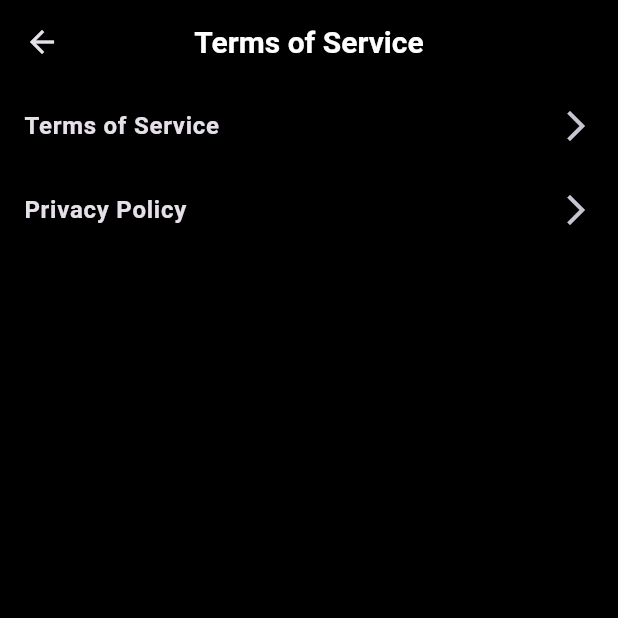
After one commit to caovanhoang63/ani4h_app, a Flutter app: the SettingScreen screen opened by its route, after a tap on "Terms of Service", on a phone screen of 412 x 824 dp, the top half of it. The commit adds this screen. Run offline on Flutter 3.47's test engine with Material 3 defaults, Android fonts, the light colour scheme and no system bars; our stand-ins replace carousel_slider, dio, flutter_riverpod, flutter_secure_storage, freezed_annotation, go_router and 2 more; missing offline and left inert: dio_http_formatter; accounts and stored records are empty; generated files the repository leaves out were written again; network calls fail.

Commit message:
add terms of service screen

```diff
--- a/lib/core/route/go_router_provider.dart
+++ b/lib/core/route/go_router_provider.dart
@@ -3,6 +3,7 @@ import 'package:ani4h_app/features/main/presentation/ui/main_screen.dart';
 import 'package:ani4h_app/features/login/presentation/ui/login_screen.dart';
 import 'package:ani4h_app/features/profile/presentation/ui/account_screen.dart';
 import 'package:ani4h_app/features/profile/presentation/ui/setting_screen.dart';
+import 'package:ani4h_app/features/profile/presentation/ui/terms_of_service_screen.dart';
 import 'package:ani4h_app/features/signup/presentation/ui/login_screen.dart';
 import 'package:flutter_riverpod/flutter_riverpod.dart';
 import 'package:go_router/go_router.dart';
@@ -35,7 +36,12 @@ final goRouterProvider = Provider<GoRouter>((ref) {
               path: accountRoute,
               name: accountRoute,
               builder: (context,state) => const AccountScreen(),
-            )
+            ),
+            GoRoute(
+              path: termsOfServiceRoute,
+              name: termsOfServiceRoute,
+              builder: (context,state) => const TermsOfServiceScreen(),
+            ),
           ]
         ),
       ]
--- a/lib/core/route/route_name.dart
+++ b/lib/core/route/route_name.dart
@@ -4,3 +4,4 @@ const String signupRoute = "/signup";
 const String movieDetailRoute = "/movie-detail";
 const String settingRoute = "/setting";
 const String accountRoute = "/account";
+const String termsOfServiceRoute = "/terms-of-service";
--- a/lib/features/profile/presentation/ui/setting_screen.dart
+++ b/lib/features/profile/presentation/ui/setting_screen.dart
@@ -59,10 +59,13 @@ class SettingScreen extends ConsumerWidget {
               title: Text("Ani4h", style: TextStyle(fontSize: 16, fontWeight: FontWeight.bold)),
               trailing: Icon(Icons.arrow_forward_ios)
           ),
-          const ListTile(
-              contentPadding:  EdgeInsets.fromLTRB(16,0,16,0),
-              title: Text("Terms of Service", style: TextStyle(fontSize: 16, fontWeight: FontWeight.bold)),
-              trailing: Icon(Icons.arrow_forward_ios)
+          ListTile(
+              contentPadding:  const EdgeInsets.fromLTRB(16,0,16,0),
+              title: const Text("Terms of Service", style: TextStyle(fontSize: 16, fontWeight: FontWeight.bold)),
+              trailing: const Icon(Icons.arrow_forward_ios),
+              onTap: (){
+                context.pushNamed(termsOfServiceRoute);
+              },
           ),
         ],
       ),
--- /dev/null
+++ b/lib/features/profile/presentation/ui/terms_of_service_screen.dart
@@ -0,0 +1,39 @@
+import 'package:flutter/material.dart';
+import 'package:flutter_riverpod/flutter_riverpod.dart';
+import 'package:go_router/go_router.dart';
+
+
+class TermsOfServiceScreen extends ConsumerWidget {
+  const TermsOfServiceScreen({super.key});
+
+  @override
+  Widget build(BuildContext context, WidgetRef ref) {
+    return Scaffold(
+      backgroundColor: Colors.black,
+      appBar: AppBar(
+        centerTitle: true,
+        title: const Text("Terms of Service",  style: TextStyle(fontSize: 20, color: Colors.white, fontWeight: FontWeight.bold)),
+        leading: IconButton(
+          icon: const Icon(Icons.arrow_back),
+          onPressed: () {
+            context.pop();
+          },
+        ),
+      ),
+      body: ListView(
+        children: const [
+          ListTile(
+            contentPadding:  EdgeInsets.fromLTRB(16,0,16,0),
+            title: Text("Terms of Service", style: TextStyle(fontSize: 16, fontWeight: FontWeight.bold)),
+            trailing: Icon(Icons.arrow_forward_ios),
+          ),
+          ListTile(
+            contentPadding:  EdgeInsets.fromLTRB(16,0,16,0),
+            title: Text("Privacy Policy", style: TextStyle(fontSize: 16, fontWeight: FontWeight.bold)),
+            trailing: Icon(Icons.arrow_forward_ios),
+          ),
+        ],
+      ),
+    );
+  }
+}
```
